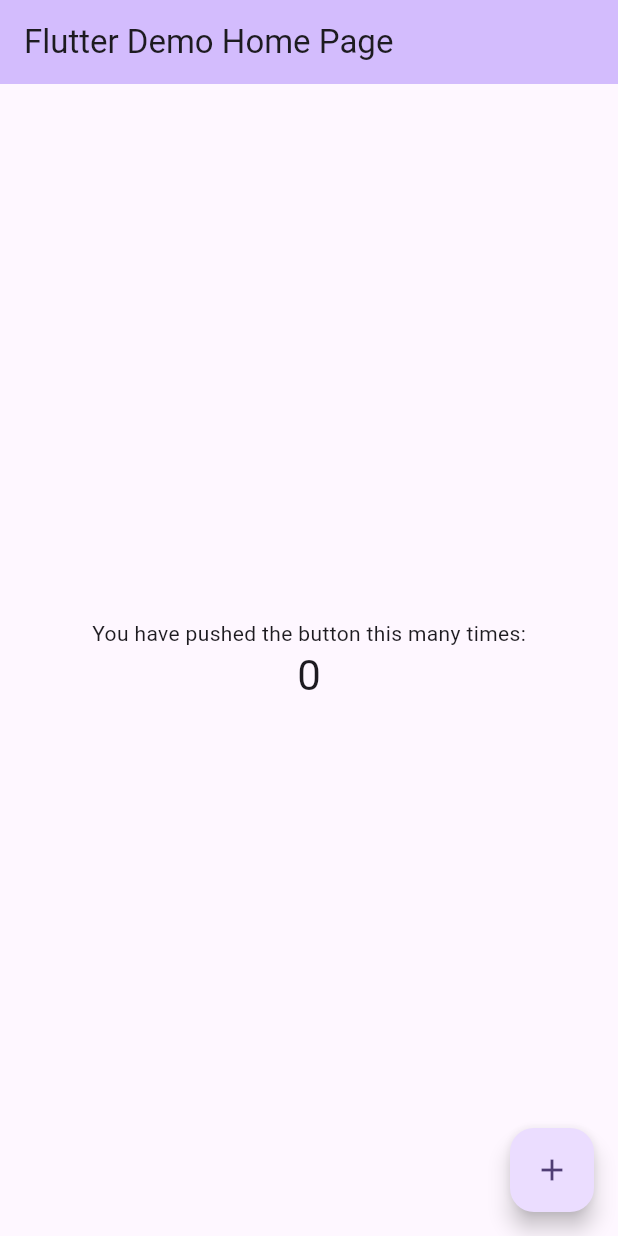
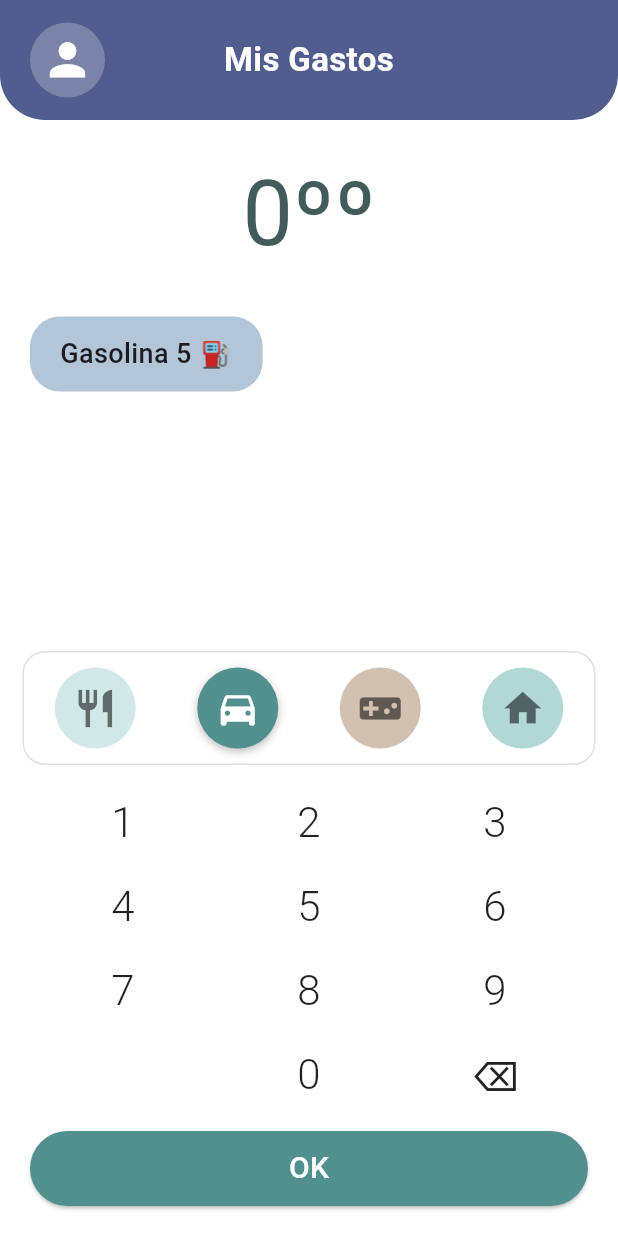
Before and after one commit to HectorVR64/prototipoapp, a Flutter app: the screen it shows after launch, on a phone screen of 412 x 824 dp. Run offline on Flutter 3.47's test engine with Material 3 defaults, Android fonts, the phone set to English and light mode, and no system bars.

Commit message:
Interfaz, agregando encabezado, area central del chat, botones de categoria, teclado numerico, las funciones para agragar burbujas de texto y la funciion de categoria iconos

```diff
--- a/lib/main.dart
+++ b/lib/main.dart
@@ -1,122 +1,235 @@
 import 'package:flutter/material.dart';
 
-void main() {
-  runApp(const MyApp());
-}
+void main() => runApp(const MiAppFinanzas());
 
-class MyApp extends StatelessWidget {
-  const MyApp({super.key});
+class MiAppFinanzas extends StatelessWidget {
+  const MiAppFinanzas({super.key});
 
-  // This widget is the root of your application.
   @override
   Widget build(BuildContext context) {
     return MaterialApp(
-      title: 'Flutter Demo',
-      theme: ThemeData(
-        // This is the theme of your application.
-        //
-        // TRY THIS: Try running your application with "flutter run". You'll see
-        // the application has a purple toolbar. Then, without quitting the app,
-        // try changing the seedColor in the colorScheme below to Colors.green
-        // and then invoke "hot reload" (save your changes or press the "hot
-        // reload" button in a Flutter-supported IDE, or press "r" if you used
-        // the command line to start the app).
-        //
-        // Notice that the counter didn't reset back to zero; the application
-        // state is not lost during the reload. To reset the state, use hot
-        // restart instead.
-        //
-        // This works for code too, not just values: Most code changes can be
-        // tested with just a hot reload.
-        colorScheme: .fromSeed(seedColor: Colors.deepPurple),
-      ),
-      home: const MyHomePage(title: 'Flutter Demo Home Page'),
+      debugShowCheckedModeBanner: false,
+      theme: ThemeData(fontFamily: 'sans-serif'),
+      home: const PantallaPrototipo(),
     );
   }
 }
 
-class MyHomePage extends StatefulWidget {
-  const MyHomePage({super.key, required this.title});
-
-  // This widget is the home page of your application. It is stateful, meaning
-  // that it has a State object (defined below) that contains fields that affect
-  // how it looks.
-
-  // This class is the configuration for the state. It holds the values (in this
-  // case the title) provided by the parent (in this case the App widget) and
-  // used by the build method of the State. Fields in a Widget subclass are
-  // always marked "final".
-
-  final String title;
-
-  @override
-  State<MyHomePage> createState() => _MyHomePageState();
-}
-
-class _MyHomePageState extends State<MyHomePage> {
-  int _counter = 0;
-
-  void _incrementCounter() {
-    setState(() {
-      // This call to setState tells the Flutter framework that something has
-      // changed in this State, which causes it to rerun the build method below
-      // so that the display can reflect the updated values. If we changed
-      // _counter without calling setState(), then the build method would not be
-      // called again, and so nothing would appear to happen.
-      _counter++;
-    });
-  }
+class PantallaPrototipo extends StatelessWidget {
+  const PantallaPrototipo({super.key});
 
   @override
   Widget build(BuildContext context) {
-    // This method is rerun every time setState is called, for instance as done
-    // by the _incrementCounter method above.
-    //
-    // The Flutter framework has been optimized to make rerunning build methods
-    // fast, so that you can just rebuild anything that needs updating rather
-    // than having to individually change instances of widgets.
     return Scaffold(
-      appBar: AppBar(
-        // TRY THIS: Try changing the color here to a specific color (to
-        // Colors.amber, perhaps?) and trigger a hot reload to see the AppBar
-        // change color while the other colors stay the same.
-        backgroundColor: Theme.of(context).colorScheme.inversePrimary,
-        // Here we take the value from the MyHomePage object that was created by
-        // the App.build method, and use it to set our appbar title.
-        title: Text(widget.title),
-      ),
-      body: Center(
-        // Center is a layout widget. It takes a single child and positions it
-        // in the middle of the parent.
+      backgroundColor: Colors.white,
+      body: SafeArea(
         child: Column(
-          // Column is also a layout widget. It takes a list of children and
-          // arranges them vertically. By default, it sizes itself to fit its
-          // children horizontally, and tries to be as tall as its parent.
-          //
-          // Column has various properties to control how it sizes itself and
-          // how it positions its children. Here we use mainAxisAlignment to
-          // center the children vertically; the main axis here is the vertical
-          // axis because Columns are vertical (the cross axis would be
-          // horizontal).
-          //
-          // TRY THIS: Invoke "debug painting" (choose the "Toggle Debug Paint"
-          // action in the IDE, or press "p" in the console), to see the
-          // wireframe for each widget.
-          mainAxisAlignment: .center,
           children: [
-            const Text('You have pushed the button this many times:'),
-            Text(
-              '$_counter',
-              style: Theme.of(context).textTheme.headlineMedium,
+            // 1. Encabezado: Perfil y Título "Mis Gastos"
+            Container(
+              padding: const EdgeInsets.symmetric(horizontal: 20, vertical: 15),
+              decoration: const BoxDecoration(
+                color: Color.fromARGB(
+                  255,
+                  82,
+                  93,
+                  143,
+                ), // Color verde azulado del diseño
+                borderRadius: BorderRadius.vertical(
+                  bottom: Radius.circular(30),
+                ),
+              ),
+              child: Row(
+                children: [
+                  const CircleAvatar(
+                    radius: 25,
+                    backgroundColor: Color.fromARGB(60, 255, 255, 255),
+                    child: Icon(Icons.person, color: Colors.white, size: 35),
+                  ),
+                  const Expanded(
+                    child: Text(
+                      "Mis Gastos",
+                      textAlign: TextAlign.center,
+                      style: TextStyle(
+                        color: Colors.white,
+                        fontSize: 22,
+                        fontWeight: FontWeight.bold,
+                      ),
+                    ),
+                  ),
+                  const SizedBox(width: 50), // Espacio para centrar el texto
+                ],
+              ),
             ),
+
+            // 2. Área Central: Monto Grande y Burbujas de Historial
+            Expanded(
+              child: Padding(
+                padding: const EdgeInsets.all(20.0),
+                child: Column(
+                  children: [
+                    const Text(
+                      "0ºº", // Cantidad que se ingresa con el teclado
+                      style: TextStyle(
+                        fontSize: 60,
+                        color: Color(0xFF425C5C),
+                        fontWeight: FontWeight.w400,
+                      ),
+                    ),
+                    const SizedBox(height: 20),
+                    // Registro visual tipo chat
+                    _crearBurbujaChat(
+                      "Gasolina 5 ⛽",
+                      const Color.fromARGB(255, 178, 198, 215),
+                      Alignment.centerLeft,
+                    ),
+                  ],
+                ),
+              ),
+            ),
+
+            // 3. Botones de Categorías (Casa, Coche, Comida, Ocio)
+            Container(
+              margin: const EdgeInsets.symmetric(horizontal: 15),
+              padding: const EdgeInsets.symmetric(vertical: 10),
+              decoration: BoxDecoration(
+                border: Border.all(color: Colors.grey.shade300),
+                borderRadius: BorderRadius.circular(15),
+              ),
+              child: Row(
+                mainAxisAlignment: MainAxisAlignment.spaceAround,
+                children: [
+                  _botonCategoria(Icons.restaurant, const Color(0xFFD1E8E8)),
+                  _botonCategoria(
+                    Icons.directions_car,
+                    const Color(0xFF528F8F),
+                    seleccionado: true,
+                  ),
+                  _botonCategoria(
+                    Icons.videogame_asset,
+                    const Color(0xFFD2C1B0),
+                  ),
+                  _botonCategoria(Icons.home, const Color(0xFFB2D7D7)),
+                ],
+              ),
+            ),
+
+            // 4. Teclado Numérico Personalizado
+            const TecladoNumerico(),
           ],
         ),
       ),
-      floatingActionButton: FloatingActionButton(
-        onPressed: _incrementCounter,
-        tooltip: 'Increment',
-        child: const Icon(Icons.add),
+    );
+  }
+
+  // Función para generar las burbujas de texto del historial
+  Widget _crearBurbujaChat(
+    String contenido,
+    Color colorFondo,
+    Alignment alineacion,
+  ) {
+    return Align(
+      alignment: alineacion,
+      child: Container(
+        margin: const EdgeInsets.symmetric(vertical: 5),
+        padding: const EdgeInsets.symmetric(horizontal: 20, vertical: 12),
+        decoration: BoxDecoration(
+          color: colorFondo,
+          borderRadius: BorderRadius.circular(20),
+        ),
+        child: Text(
+          contenido,
+          style: const TextStyle(fontSize: 18, fontWeight: FontWeight.w500),
+        ),
+      ),
+    );
+  }
+
+  // Función para los iconos de categorías (comida, coche, etc.)
+  Widget _botonCategoria(
+    IconData icono,
+    Color colorFondo, {
+    bool seleccionado = false,
+  }) {
+    return Container(
+      padding: const EdgeInsets.all(12),
+      decoration: BoxDecoration(
+        color: colorFondo,
+        shape: BoxShape.circle,
+        boxShadow: seleccionado
+            ? [
+                const BoxShadow(
+                  color: Colors.black26,
+                  blurRadius: 4,
+                  offset: Offset(0, 2),
+                ),
+              ]
+            : [],
+      ),
+      child: Icon(
+        icono,
+        size: 30,
+        color: seleccionado ? Colors.white : Colors.black54,
       ),
     );
   }
 }
+
+// Clase separada para el teclado inferior
+class TecladoNumerico extends StatelessWidget {
+  const TecladoNumerico({super.key});
+
+  @override
+  Widget build(BuildContext context) {
+    return Container(
+      padding: const EdgeInsets.symmetric(vertical: 10, horizontal: 20),
+      child: Column(
+        children: [
+          _crearFilaBotones(['1', '2', '3']),
+          _crearFilaBotones(['4', '5', '6']),
+          _crearFilaBotones(['7', '8', '9']),
+          _crearFilaBotones(['', '0', '⌫']),
+          const SizedBox(height: 10),
+          ElevatedButton(
+            onPressed: () {},
+            style: ElevatedButton.styleFrom(
+              backgroundColor: const Color(0xFF528F8F),
+              minimumSize: const Size(double.infinity, 50),
+              shape: RoundedRectangleBorder(
+                borderRadius: BorderRadius.circular(30),
+              ),
+            ),
+            child: const Text(
+              "OK",
+              style: TextStyle(fontSize: 20, color: Colors.white),
+            ),
+          ),
+          const SizedBox(height: 10),
+        ],
+      ),
+    );
+  }
+
+  Widget _crearFilaBotones(List<String> etiquetas) {
+    return Row(
+      mainAxisAlignment: MainAxisAlignment.spaceEvenly,
+      children: etiquetas.map((texto) => _botonDelTeclado(texto)).toList(),
+    );
+  }
+
+  Widget _botonDelTeclado(String texto) {
+    return Expanded(
+      child: TextButton(
+        onPressed: () {},
+        child: Text(
+          texto,
+          style: const TextStyle(
+            fontSize: 28,
+            color: Colors.black87,
+            fontWeight: FontWeight.w300,
+          ),
+        ),
+      ),
+    );
+  }
+}
```
Also changed, not shown: 1 other file.
